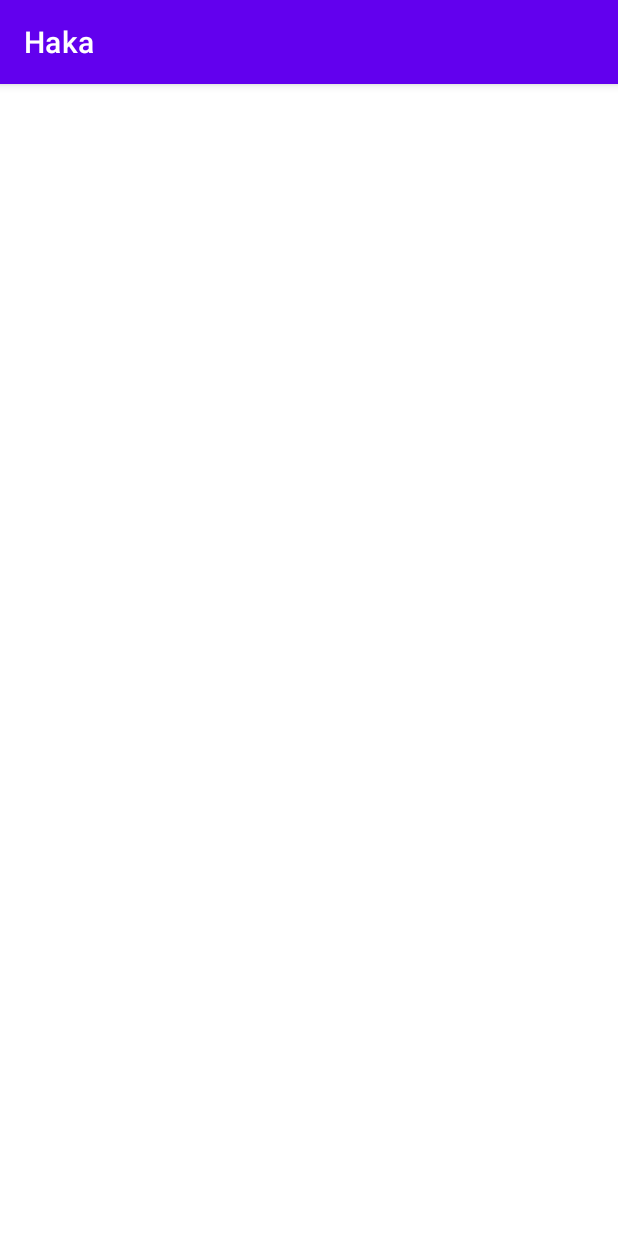
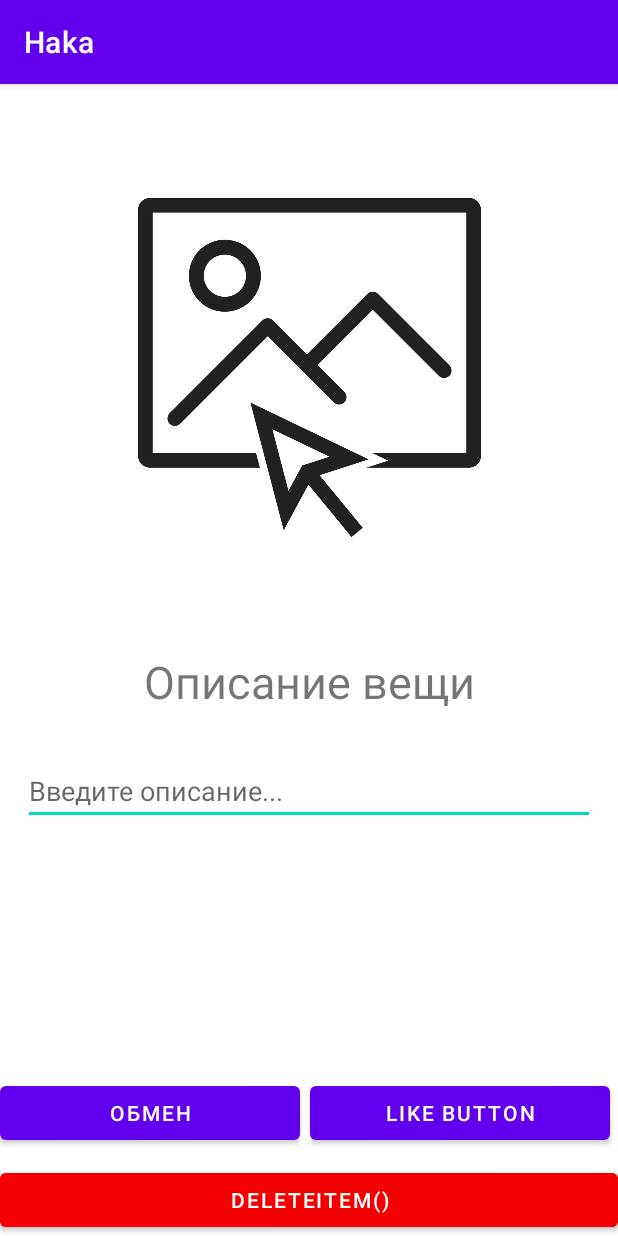
Before and after one commit to lloppy/hackathon, an Android app: the AddActivity screen opened directly, with no data from a screen before it, on a phone screen of 412 x 824 dp. Run offline under Robolectric (Android 15) with nearby library versions, the phone set to English and light mode, and no system bars.

Commit message:
third version

```diff
--- a/app/src/main/res/layout/activity_add.xml
+++ b/app/src/main/res/layout/activity_add.xml
@@ -6,4 +6,73 @@
     android:layout_height="match_parent"
     tools:context=".AddActivity">
 
+    <ImageView
+        android:id="@+id/imageView3"
+        android:layout_width="331dp"
+        android:layout_height="318dp"
+        app:srcCompat="@drawable/choose"
+        android:layout_marginTop="30dp"
+        app:layout_constraintEnd_toEndOf="parent"
+        app:layout_constraintStart_toStartOf="parent"
+        app:layout_constraintTop_toTopOf="parent"
+        />
+
+    <TextView
+        android:id="@+id/describe"
+        android:layout_width="wrap_content"
+        android:layout_height="wrap_content"
+        android:layout_marginTop="30dp"
+        android:text="Описание вещи"
+        android:textSize="30dp"
+        app:layout_constraintEnd_toEndOf="parent"
+        app:layout_constraintStart_toStartOf="parent"
+        app:layout_constraintTop_toBottomOf="@+id/imageView3" />
+
+    <EditText
+        android:id="@+id/name"
+        android:layout_width="match_parent"
+        android:layout_height="wrap_content"
+        android:layout_marginLeft="15dp"
+        android:layout_marginRight="15dp"
+        android:layout_marginTop="30dp"
+        android:hint="Введите описание..."
+        app:layout_constraintEnd_toEndOf="parent"
+        app:layout_constraintStart_toStartOf="parent"
+        app:layout_constraintTop_toBottomOf="@+id/describe"></EditText>
+
+    <LinearLayout
+        android:id="@+id/linearLayout4"
+        android:layout_width="match_parent"
+        android:layout_height="wrap_content"
+        android:orientation="horizontal"
+        app:layout_constraintBottom_toTopOf="@+id/deleteButton"
+        app:layout_constraintEnd_toEndOf="parent"
+        app:layout_constraintStart_toStartOf="parent">
+
+        <Button
+            android:id="@+id/shareButton"
+            android:layout_width="200dp"
+            android:layout_height="wrap_content"
+            android:layout_marginRight="3dp"
+            android:text="Обмен" />
+
+        <Button
+            android:id="@+id/likeButton"
+            android:layout_width="200dp"
+            android:layout_height="wrap_content"
+            android:layout_marginLeft="3dp"
+            android:layout_marginBottom="10dp"
+            android:text="LIKE BUTTON" />
+    </LinearLayout>
+
+    <Button
+        android:id="@+id/deleteButton"
+        android:layout_width="match_parent"
+        android:layout_height="wrap_content"
+        android:text="DeleteItem()"
+        android:backgroundTint="#F40000"
+        app:layout_constraintBottom_toBottomOf="parent"
+        app:layout_constraintEnd_toEndOf="parent"
+        app:layout_constraintStart_toStartOf="parent" />
+
 </androidx.constraintlayout.widget.ConstraintLayout>
```
Also changed, not shown: app/src/main/res/drawable/choose.webp (added).
